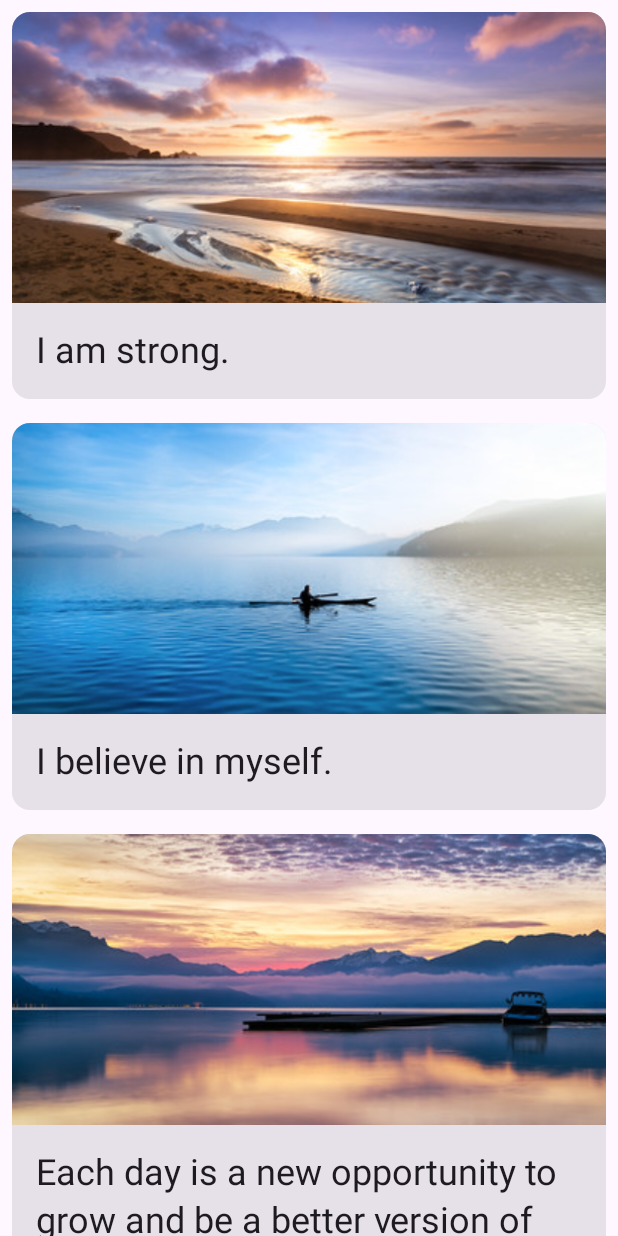
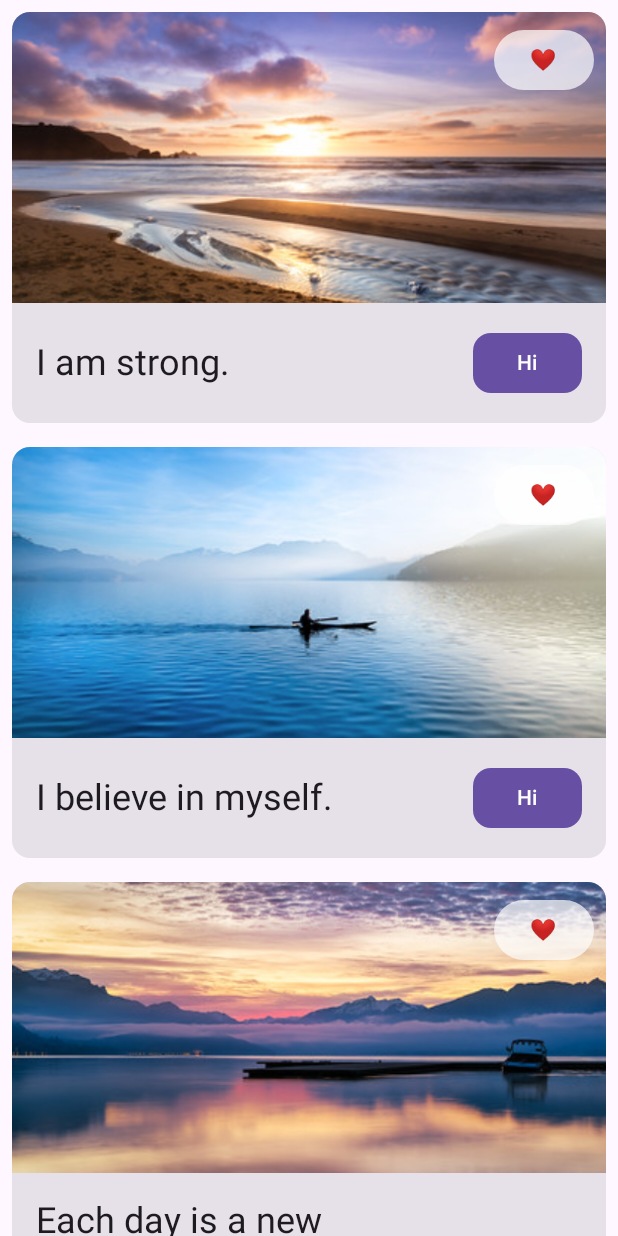
Before and after one commit to khadiii1811/ScroableList, an Android app built with Jetpack Compose: the screen it shows after launch (MainActivity), on a phone screen of 412 x 824 dp. Run offline under Robolectric (Android 15) with nearby library versions, the phone set to English and light mode, and no system bars.

Commit message:
Scrollable list

```diff
--- a/app/src/main/java/com/example/affirmations/MainActivity.kt
+++ b/app/src/main/java/com/example/affirmations/MainActivity.kt
@@ -48,6 +48,17 @@ import androidx.compose.foundation.layout.systemBars
 import androidx.compose.foundation.layout.asPaddingValues
 import androidx.compose.foundation.layout.calculateStartPadding
 import androidx.compose.foundation.layout.calculateEndPadding
+import androidx.compose.foundation.layout.Row
+import androidx.compose.material3.Button
+import androidx.compose.runtime.remember
+import androidx.compose.runtime.mutableStateOf
+import androidx.compose.runtime.getValue
+import androidx.compose.runtime.setValue
+import androidx.compose.foundation.shape.RoundedCornerShape
+import androidx.compose.material3.ButtonDefaults
+import androidx.compose.ui.graphics.Color
+import androidx.compose.ui.Alignment
+
 
 class MainActivity : ComponentActivity() {
 
@@ -88,8 +99,14 @@ fun AffirmationsApp() {
 }
 @Composable
 fun AffirmationCard(affirmation: Affirmation, modifier: Modifier = Modifier) {
+    var clicked by remember { mutableStateOf(false) }
+    var isFavorite by remember { mutableStateOf(false) }
     Card(modifier = modifier) {
         Column {
+            androidx.compose.foundation.layout.Box(
+                modifier = Modifier.fillMaxWidth()
+            ) {
+                // Ảnh affirmation
                 Image(
                     painter = painterResource(affirmation.imageResourceId),
                     contentDescription = stringResource(affirmation.stringResourceId),
@@ -98,11 +115,45 @@ fun AffirmationCard(affirmation: Affirmation, modifier: Modifier = Modifier) {
                         .height(194.dp),
                     contentScale = ContentScale.Crop
                 )
+
+                Button(
+                    onClick = { isFavorite = !isFavorite },
+                    modifier = Modifier
+                        .align(Alignment.TopEnd)
+                        .padding(8.dp),
+                    colors = ButtonDefaults.buttonColors(
+                        containerColor = if (isFavorite) Color.Red else Color.White.copy(alpha = 0.7f)
+                    ),
+                    shape = RoundedCornerShape(50)  // Làm tròn để tạo hình tròn
+                ) {
                     Text(
-                text = LocalContext.current.getString(affirmation.stringResourceId),
-                modifier = Modifier.padding(16.dp),
-                style = MaterialTheme.typography.headlineSmall
+                        text = "❤",
+                        color = if (isFavorite) Color.White else Color.Red
                     )
+                }
+            }
+
+            Row(
+                modifier = Modifier
+                    .fillMaxWidth()
+                    .padding(16.dp),
+                verticalAlignment = Alignment.CenterVertically
+            ) {
+                Text(
+                    text = if (clicked) "Clicked!" else stringResource(affirmation.stringResourceId),
+                    modifier = Modifier.weight(0.8f),
+                    style = MaterialTheme.typography.headlineSmall,
+
+                )
+                Button(
+                    onClick = { clicked = !clicked },
+                    modifier = Modifier.weight(0.2f),
+                    shape = RoundedCornerShape(12.dp) // Bo tròn góc
+
+                ) {
+                    Text("Hi")
+                }
+            }
         }
     }
 }
```
Lines whose indentation alone changed are shown as unchanged.
